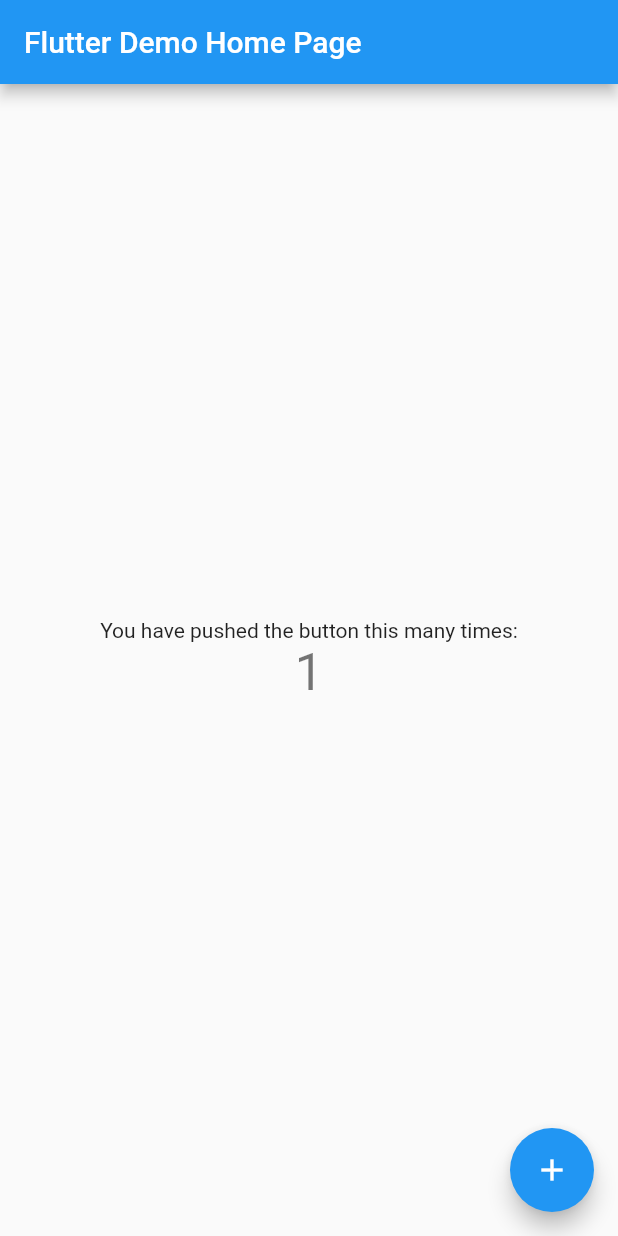
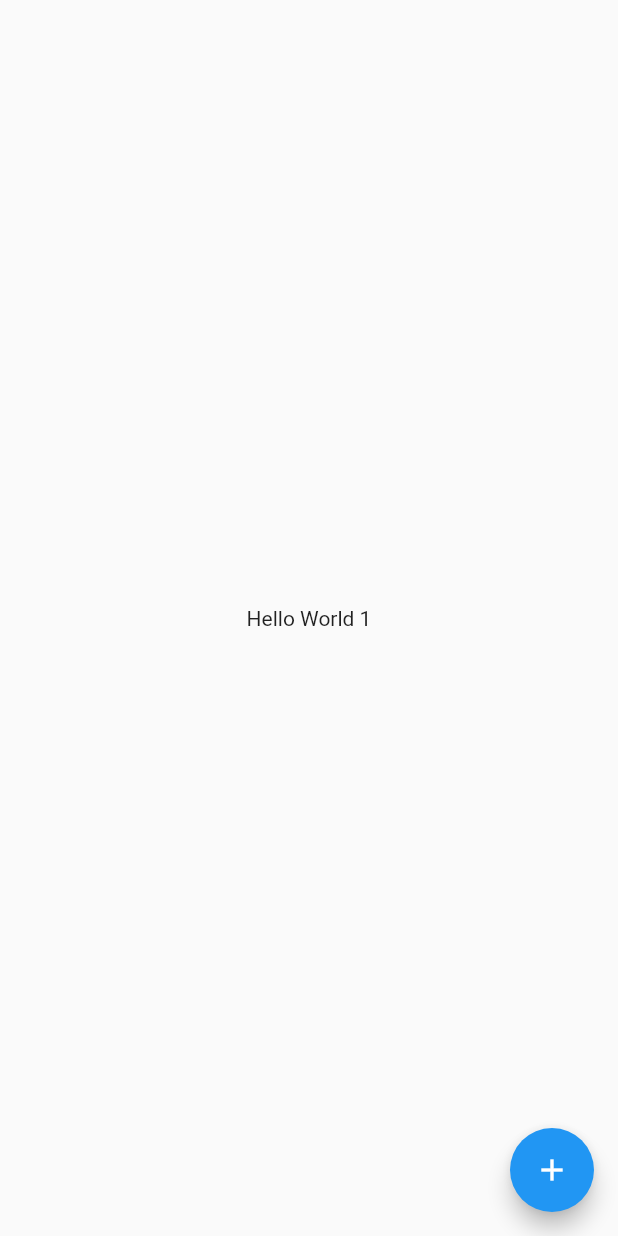
Before and after one commit to maximosdrr/uzui, a Flutter app: the screen it shows after launch, after a tap on the "add" icon, on a phone screen of 412 x 824 dp. Run offline on Flutter 3.47's test engine with Material 2 defaults, Android fonts, the light colour scheme and no system bars; our stand-ins replace get.

Commit message:
chore: project structure

```diff
--- /dev/null
+++ b/lib/app.dart
@@ -0,0 +1,19 @@
+import 'package:flutter/material.dart';
+import 'package:get/get_navigation/src/root/get_material_app.dart';
+import 'package:uzui/router.dart';
+import 'package:uzui/theme.dart';
+
+class Uzui extends StatelessWidget {
+  const Uzui({Key? key}) : super(key: key);
+
+  @override
+  Widget build(BuildContext context) {
+    return GetMaterialApp(
+      title: 'Uzui',
+      debugShowCheckedModeBanner: false,
+      theme: appTheme,
+      initialRoute: "/",
+      getPages: router,
+    );
+  }
+}
--- a/lib/main.dart
+++ b/lib/main.dart
@@ -1,115 +1,6 @@
 import 'package:flutter/material.dart';
+import 'package:uzui/app.dart';
 
 void main() {
-  runApp(const MyApp());
+  runApp(const Uzui());
 }
-
-class MyApp extends StatelessWidget {
-  const MyApp({Key? key}) : super(key: key);
-
-  // This widget is the root of your application.
-  @override
-  Widget build(BuildContext context) {
-    return MaterialApp(
-      title: 'Flutter Demo',
-      theme: ThemeData(
-        // This is the theme of your application.
-        //
-        // Try running your application with "flutter run". You'll see the
-        // application has a blue toolbar. Then, without quitting the app, try
-        // changing the primarySwatch below to Colors.green and then invoke
-        // "hot reload" (press "r" in the console where you ran "flutter run",
-        // or simply save your changes to "hot reload" in a Flutter IDE).
-        // Notice that the counter didn't reset back to zero; the application
-        // is not restarted.
-        primarySwatch: Colors.blue,
-      ),
-      home: const MyHomePage(title: 'Flutter Demo Home Page'),
-    );
-  }
-}
-
-class MyHomePage extends StatefulWidget {
-  const MyHomePage({Key? key, required this.title}) : super(key: key);
-
-  // This widget is the home page of your application. It is stateful, meaning
-  // that it has a State object (defined below) that contains fields that affect
-  // how it looks.
-
-  // This class is the configuration for the state. It holds the values (in this
-  // case the title) provided by the parent (in this case the App widget) and
-  // used by the build method of the State. Fields in a Widget subclass are
-  // always marked "final".
-
-  final String title;
-
-  @override
-  State<MyHomePage> createState() => _MyHomePageState();
-}
-
-class _MyHomePageState extends State<MyHomePage> {
-  int _counter = 0;
-
-  void _incrementCounter() {
-    setState(() {
-      // This call to setState tells the Flutter framework that something has
-      // changed in this State, which causes it to rerun the build method below
-      // so that the display can reflect the updated values. If we changed
-      // _counter without calling setState(), then the build method would not be
-      // called again, and so nothing would appear to happen.
-      _counter++;
-    });
-  }
-
-  @override
-  Widget build(BuildContext context) {
-    // This method is rerun every time setState is called, for instance as done
-    // by the _incrementCounter method above.
-    //
-    // The Flutter framework has been optimized to make rerunning build methods
-    // fast, so that you can just rebuild anything that needs updating rather
-    // than having to individually change instances of widgets.
-    return Scaffold(
-      appBar: AppBar(
-        // Here we take the value from the MyHomePage object that was created by
-        // the App.build method, and use it to set our appbar title.
-        title: Text(widget.title),
-      ),
-      body: Center(
-        // Center is a layout widget. It takes a single child and positions it
-        // in the middle of the parent.
-        child: Column(
-          // Column is also a layout widget. It takes a list of children and
-          // arranges them vertically. By default, it sizes itself to fit its
-          // children horizontally, and tries to be as tall as its parent.
-          //
-          // Invoke "debug painting" (press "p" in the console, choose the
-          // "Toggle Debug Paint" action from the Flutter Inspector in Android
-          // Studio, or the "Toggle Debug Paint" command in Visual Studio Code)
-          // to see the wireframe for each widget.
-          //
-          // Column has various properties to control how it sizes itself and
-          // how it positions its children. Here we use mainAxisAlignment to
-          // center the children vertically; the main axis here is the vertical
-          // axis because Columns are vertical (the cross axis would be
-          // horizontal).
-          mainAxisAlignment: MainAxisAlignment.center,
-          children: <Widget>[
-            const Text(
-              'You have pushed the button this many times:',
-            ),
-            Text(
-              '$_counter',
-              style: Theme.of(context).textTheme.headline4,
-            ),
-          ],
-        ),
-      ),
-      floatingActionButton: FloatingActionButton(
-        onPressed: _incrementCounter,
-        tooltip: 'Increment',
-        child: const Icon(Icons.add),
-      ), // This trailing comma makes auto-formatting nicer for build methods.
-    );
-  }
-}
--- /dev/null
+++ b/lib/router.dart
@@ -0,0 +1,7 @@
+import 'package:get/get.dart';
+import 'package:uzui/screens/home/home.binding.dart';
+import 'package:uzui/screens/home/home.dart';
+
+List<GetPage<dynamic>> router = [
+  GetPage(name: '/', page: () => Home(), binding: HomeBinding())
+];
--- /dev/null
+++ b/lib/screens/home/home.binding.dart
@@ -0,0 +1,9 @@
+import 'package:get/instance_manager.dart';
+import 'package:uzui/screens/home/home.controller.dart';
+
+class HomeBinding implements Bindings {
+  @override
+  void dependencies() {
+    Get.put<HomeController>(HomeController());
+  }
+}
--- /dev/null
+++ b/lib/screens/home/home.controller.dart
@@ -0,0 +1,9 @@
+import 'package:get/get.dart';
+
+class HomeController extends GetxController {
+  var counter = 0.obs;
+
+  increment() {
+    counter++;
+  }
+}
--- /dev/null
+++ b/lib/screens/home/home.dart
@@ -0,0 +1,23 @@
+import 'package:flutter/material.dart';
+import 'package:get/get_state_manager/src/rx_flutter/rx_obx_widget.dart';
+import 'package:get/instance_manager.dart';
+import 'package:uzui/screens/home/home.controller.dart';
+
+class Home extends StatelessWidget {
+  Home({Key? key}) : super(key: key);
+
+  final HomeController controller = Get.find();
+
+  @override
+  Widget build(BuildContext context) {
+    return Scaffold(
+      body: Center(
+        child: Obx(() => Text("Hello World ${controller.counter}")),
+      ),
+      floatingActionButton: FloatingActionButton(
+        child: const Icon(Icons.add),
+        onPressed: () => {controller.increment()},
+      ),
+    );
+  }
+}
--- /dev/null
+++ b/lib/theme.dart
@@ -0,0 +1,3 @@
+import 'package:flutter/material.dart';
+
+ThemeData appTheme = ThemeData(primarySwatch: Colors.blue);
```
Also changed, not shown: pubspec.yaml (+5 -19 lines), pubspec.lock.
